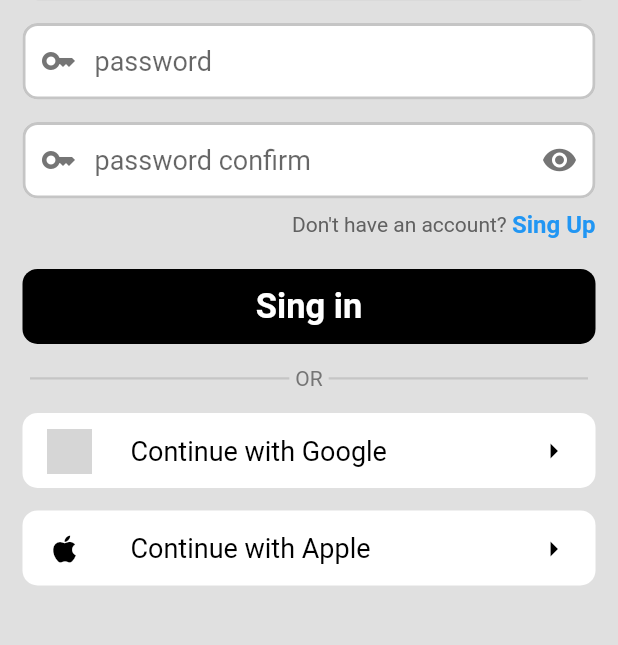
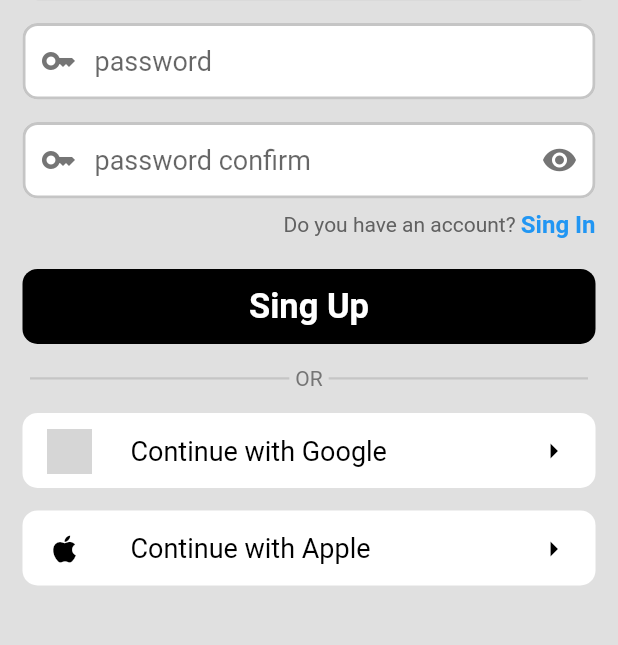
Before and after one commit to hharieta/macha, a Flutter app: the SignUp screen opened directly with empty values, on a phone screen of 412 x 824 dp, the part 530-1175 px from its top. Run offline on Flutter 3.47's test engine with Material 2 defaults, Android fonts, the phone set to English and light mode, and no system bars; our stand-ins replace smooth_page_indicator; project files that could hold a hidden picture were left out; grey boxes are pictures that could not be loaded.

Commit message:
renamed function signIN

```diff
--- a/lib/screens/signup.dart
+++ b/lib/screens/signup.dart
@@ -9,9 +9,9 @@ class SignUp extends StatefulWidget {
 }
 
 class _SignUpState extends State<SignUp> {
-  FocusNode _focusNode1 = FocusNode();
-  FocusNode _focusNode2 = FocusNode();
-  FocusNode _focusNode3 = FocusNode();
+  final FocusNode _focusNode1 = FocusNode();
+  final FocusNode _focusNode2 = FocusNode();
+  final FocusNode _focusNode3 = FocusNode();
 
   final email = TextEditingController();
   final password = TextEditingController();
@@ -57,7 +57,7 @@ class _SignUpState extends State<SignUp> {
             const SizedBox(height: 8),
             have(),
             const SizedBox(height: 20),
-            singIN(),
+            singUp(),
             const SizedBox(height: 15),
             orDivider(),
             const SizedBox(height: 15),
@@ -98,7 +98,7 @@ class _SignUpState extends State<SignUp> {
     );
   }
 
-  Padding singIN() {
+  Padding singUp() {
     return Padding(
       padding: const EdgeInsets.symmetric(horizontal: 15),
       child: Container(
@@ -110,7 +110,7 @@ class _SignUpState extends State<SignUp> {
           borderRadius: BorderRadius.circular(10),
         ),
         child: const Text(
-          "Sing in",
+          "Sing Up",
           style: TextStyle(
               color: Colors.white, fontSize: 23, fontWeight: FontWeight.bold),
         ),
@@ -206,13 +206,13 @@ class _SignUpState extends State<SignUp> {
         mainAxisAlignment: MainAxisAlignment.end,
         children: [
           Text(
-            "Don't have an account? ",
+            "Do you have an account? ",
             style: TextStyle(color: Colors.grey[700], fontSize: 14),
           ),
           GestureDetector(
             onTap: widget.show,
             child: const Text(
-              "Sing Up",
+              "Sing In",
               style: TextStyle(
                   color: Colors.blue,
                   fontSize: 16,
```
